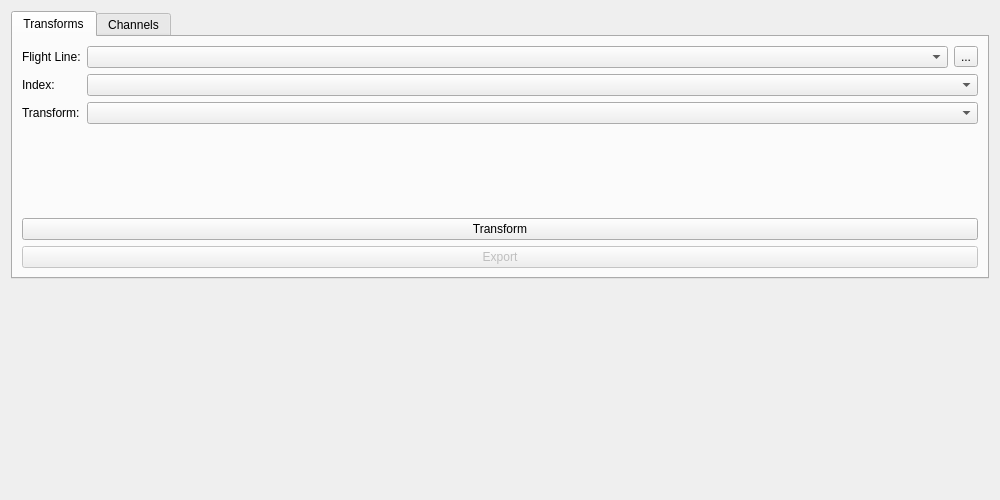
DynamicGravitySystems/DGP, file dgp/gui/ui/transform_tab_widget.ui: the form before one commit.
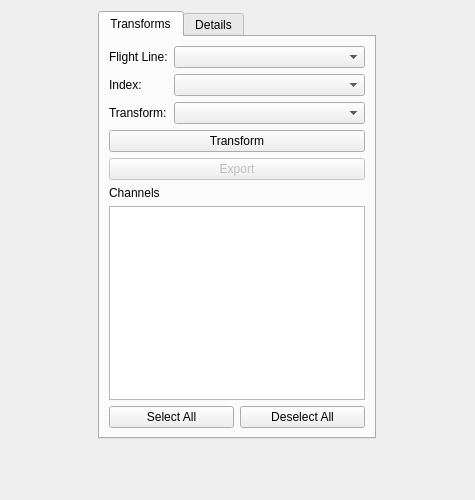
The form after the commit. Icons and pictures are not drawn.

What changed in the file:
```diff
--- a/dgp/gui/ui/transform_tab_widget.ui
+++ b/dgp/gui/ui/transform_tab_widget.ui
@@ -6,7 +6,7 @@
    <rect>
     <x>0</x>
     <y>0</y>
-    <width>1000</width>
+    <width>475</width>
     <height>500</height>
    </rect>
   </property>
@@ -26,7 +26,7 @@
    <item alignment="Qt::AlignTop">
     <widget class="QTabWidget" name="tabWidget">
      <property name="sizePolicy">
-      <sizepolicy hsizetype="Preferred" vsizetype="MinimumExpanding">
+      <sizepolicy hsizetype="Maximum" vsizetype="MinimumExpanding">
        <horstretch>0</horstretch>
        <verstretch>0</verstretch>
       </sizepolicy>
@@ -57,19 +57,12 @@
          <item row="0" column="1">
           <layout class="QHBoxLayout" name="horizontalLayout">
            <item>
-            <widget class="QComboBox" name="cb_flight_lines"/>
-           </item>
-           <item>
-            <widget class="QToolButton" name="bt_line_refresh">
-             <property name="toolTip">
-              <string>Refresh</string>
-             </property>
-             <property name="text">
-              <string>...</string>
-             </property>
-             <property name="icon">
-              <iconset resource="resources/resources.qrc">
-               <normaloff>:/images/geoid</normaloff>:/images/geoid</iconset>
+            <widget class="QComboBox" name="cb_flight_lines">
+             <property name="sizePolicy">
+              <sizepolicy hsizetype="MinimumExpanding" vsizetype="Fixed">
+               <horstretch>0</horstretch>
+               <verstretch>0</verstretch>
+              </sizepolicy>
              </property>
             </widget>
            </item>
@@ -114,13 +107,13 @@
          </property>
         </widget>
        </item>
-      </layout>
-     </widget>
-     <widget class="QWidget" name="ChannelsTab" native="true">
-      <attribute name="title">
-       <string>Channels</string>
-      </attribute>
-      <layout class="QVBoxLayout" name="verticalLayout">
+       <item>
+        <widget class="QLabel" name="label">
+         <property name="text">
+          <string>Channels</string>
+         </property>
+        </widget>
+       </item>
        <item>
         <widget class="QListView" name="lv_channels">
          <property name="editTriggers">
@@ -148,6 +141,12 @@
        </item>
       </layout>
      </widget>
+     <widget class="QWidget" name="ChannelsTab">
+      <attribute name="title">
+       <string>Details</string>
+      </attribute>
+      <layout class="QVBoxLayout" name="verticalLayout"/>
+     </widget>
     </widget>
    </item>
   </layout>
```
Left out of the diff: 2 changed lines with no effect on the pictures.
